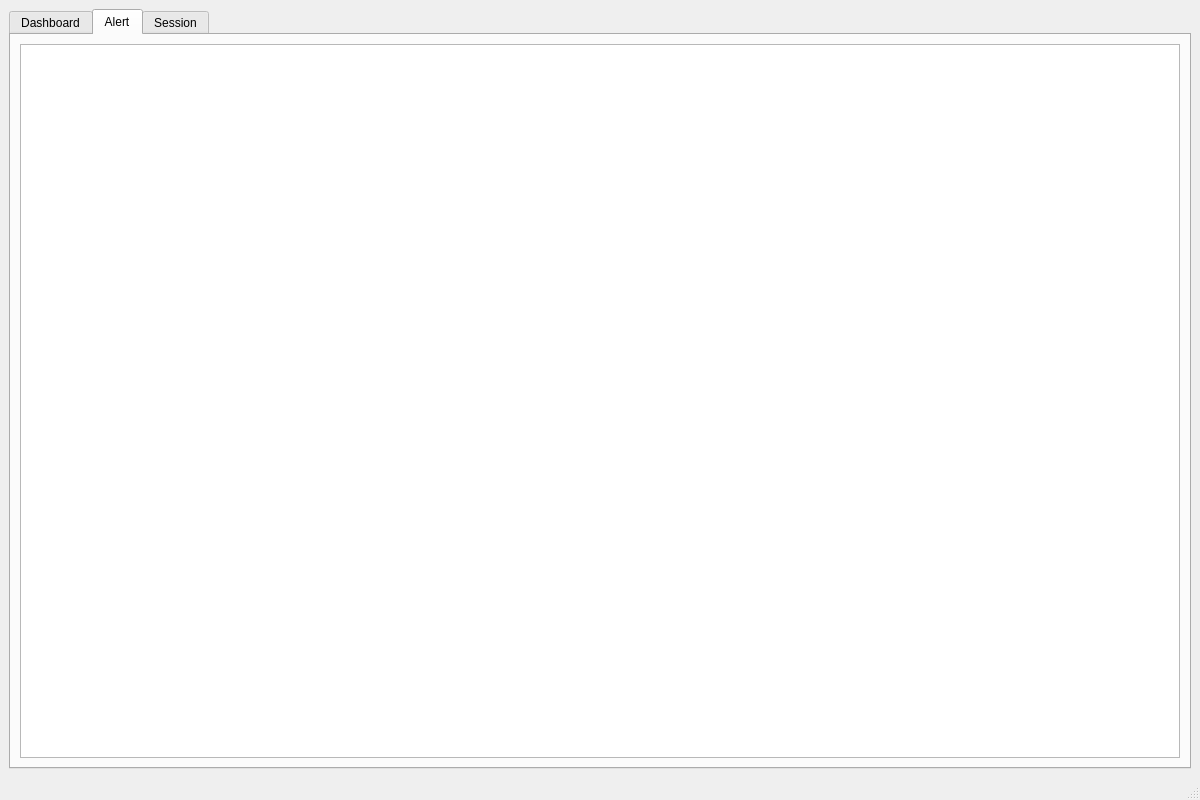
Qt form forms/mainwindow.ui (Henry93s/Argus_IPS_Client) before a commit.
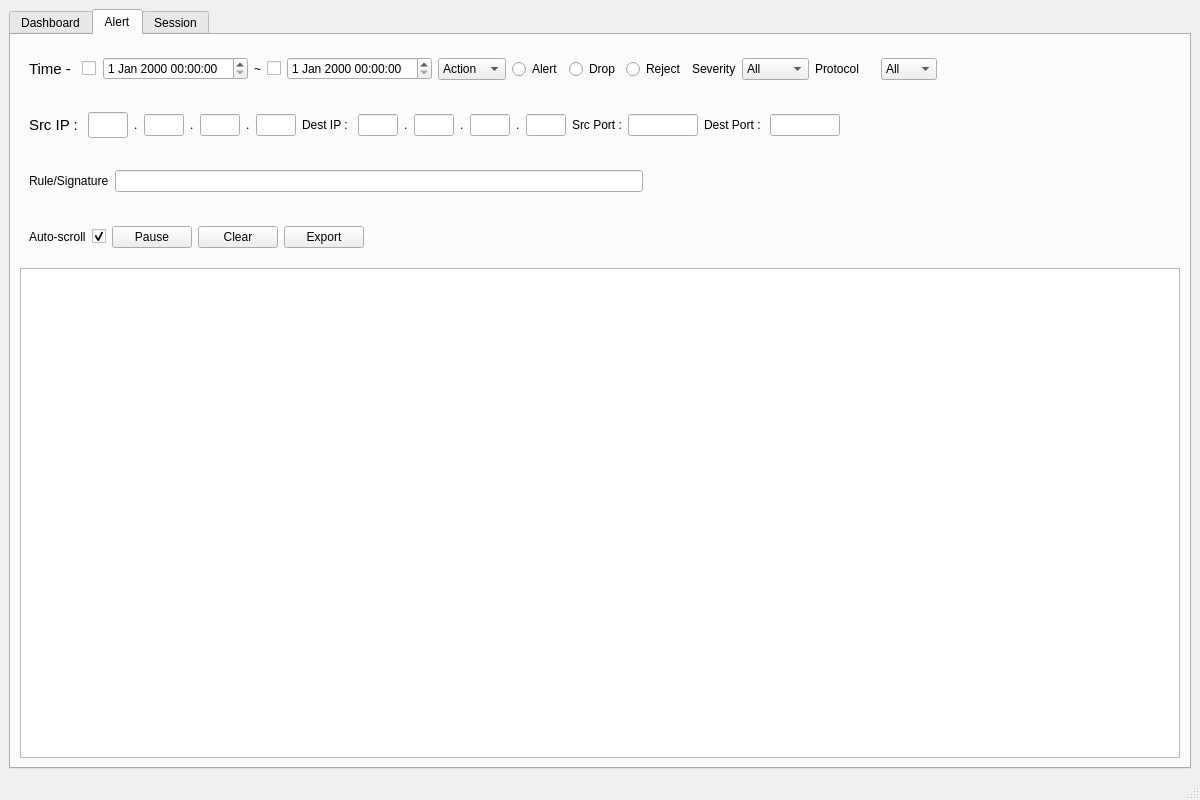
The same form after that commit. The open tabs and pages were chosen to show the change.

Diff of the .ui file:
```diff
--- a/forms/mainwindow.ui
+++ b/forms/mainwindow.ui
@@ -183,7 +183,734 @@
        </attribute>
        <layout class="QVBoxLayout" name="verticalLayout_2">
         <item>
-         <widget class="QListWidget" name="alertList"/>
+         <widget class="QWidget" name="widget" native="true">
+          <property name="sizePolicy">
+           <sizepolicy hsizetype="Expanding" vsizetype="Maximum">
+            <horstretch>0</horstretch>
+            <verstretch>0</verstretch>
+           </sizepolicy>
+          </property>
+          <property name="minimumSize">
+           <size>
+            <width>0</width>
+            <height>50</height>
+           </size>
+          </property>
+          <property name="maximumSize">
+           <size>
+            <width>16777215</width>
+            <height>500</height>
+           </size>
+          </property>
+          <layout class="QHBoxLayout" name="horizontalLayout_3">
+           <item>
+            <widget class="QLabel" name="label_3">
+             <property name="sizePolicy">
+              <sizepolicy hsizetype="Minimum" vsizetype="Preferred">
+               <horstretch>0</horstretch>
+               <verstretch>0</verstretch>
+              </sizepolicy>
+             </property>
+             <property name="maximumSize">
+              <size>
+               <width>60</width>
+               <height>16777215</height>
+              </size>
+             </property>
+             <property name="font">
+              <font>
+               <pointsize>11</pointsize>
+              </font>
+             </property>
+             <property name="text">
+              <string>Time - </string>
+             </property>
+            </widget>
+           </item>
+           <item>
+            <widget class="QCheckBox" name="dateTimeFromOnOff">
+             <property name="minimumSize">
+              <size>
+               <width>15</width>
+               <height>0</height>
+              </size>
+             </property>
+             <property name="maximumSize">
+              <size>
+               <width>15</width>
+               <height>16777215</height>
+              </size>
+             </property>
+             <property name="text">
+              <string/>
+             </property>
+            </widget>
+           </item>
+           <item>
+            <widget class="QDateTimeEdit" name="dateTimeFrom"/>
+           </item>
+           <item>
+            <widget class="QLabel" name="label_4">
+             <property name="maximumSize">
+              <size>
+               <width>10</width>
+               <height>16777215</height>
+              </size>
+             </property>
+             <property name="text">
+              <string>~</string>
+             </property>
+            </widget>
+           </item>
+           <item>
+            <widget class="QCheckBox" name="dateTimeUntilOnOff">
+             <property name="maximumSize">
+              <size>
+               <width>15</width>
+               <height>16777215</height>
+              </size>
+             </property>
+             <property name="text">
+              <string/>
+             </property>
+            </widget>
+           </item>
+           <item>
+            <widget class="QDateTimeEdit" name="dateTimeUntil"/>
+           </item>
+           <item>
+            <widget class="QComboBox" name="comboBox">
+             <item>
+              <property name="text">
+               <string>Action</string>
+              </property>
+             </item>
+             <item>
+              <property name="text">
+               <string>Accept</string>
+              </property>
+             </item>
+             <item>
+              <property name="text">
+               <string>Drop</string>
+              </property>
+             </item>
+            </widget>
+           </item>
+           <item>
+            <widget class="QRadioButton" name="radioAlert">
+             <property name="maximumSize">
+              <size>
+               <width>60</width>
+               <height>16777215</height>
+              </size>
+             </property>
+             <property name="text">
+              <string>Alert</string>
+             </property>
+            </widget>
+           </item>
+           <item>
+            <widget class="QRadioButton" name="radioDrop">
+             <property name="maximumSize">
+              <size>
+               <width>60</width>
+               <height>16777215</height>
+              </size>
+             </property>
+             <property name="text">
+              <string>Drop</string>
+             </property>
+            </widget>
+           </item>
+           <item>
+            <widget class="QRadioButton" name="radioReject">
+             <property name="maximumSize">
+              <size>
+               <width>70</width>
+               <height>16777215</height>
+              </size>
+             </property>
+             <property name="text">
+              <string>Reject</string>
+             </property>
+            </widget>
+           </item>
+           <item>
+            <widget class="QLabel" name="label_16">
+             <property name="text">
+              <string>Severity</string>
+             </property>
+            </widget>
+           </item>
+           <item>
+            <widget class="QComboBox" name="SeveritySelect">
+             <property name="currentText">
+              <string>All</string>
+             </property>
+             <item>
+              <property name="text">
+               <string>All</string>
+              </property>
+             </item>
+             <item>
+              <property name="text">
+               <string>Low</string>
+              </property>
+             </item>
+             <item>
+              <property name="text">
+               <string>High</string>
+              </property>
+             </item>
+             <item>
+              <property name="text">
+               <string>Critical</string>
+              </property>
+             </item>
+            </widget>
+           </item>
+           <item>
+            <widget class="QLabel" name="protocolName">
+             <property name="sizePolicy">
+              <sizepolicy hsizetype="Maximum" vsizetype="Preferred">
+               <horstretch>0</horstretch>
+               <verstretch>0</verstretch>
+              </sizepolicy>
+             </property>
+             <property name="minimumSize">
+              <size>
+               <width>60</width>
+               <height>0</height>
+              </size>
+             </property>
+             <property name="text">
+              <string>Protocol</string>
+             </property>
+            </widget>
+           </item>
+           <item>
+            <widget class="QComboBox" name="ProtocolSelect">
+             <item>
+              <property name="text">
+               <string>All</string>
+              </property>
+             </item>
+             <item>
+              <property name="text">
+               <string>TCP</string>
+              </property>
+             </item>
+             <item>
+              <property name="text">
+               <string>UDP</string>
+              </property>
+             </item>
+             <item>
+              <property name="text">
+               <string>Http</string>
+              </property>
+             </item>
+            </widget>
+           </item>
+           <item>
+            <spacer name="horizontalSpacer_2">
+             <property name="orientation">
+              <enum>Qt::Orientation::Horizontal</enum>
+             </property>
+             <property name="sizeType">
+              <enum>QSizePolicy::Policy::Expanding</enum>
+             </property>
+             <property name="sizeHint" stdset="0">
+              <size>
+               <width>30</width>
+               <height>20</height>
+              </size>
+             </property>
+            </spacer>
+           </item>
+          </layout>
+         </widget>
+        </item>
+        <item>
+         <widget class="QWidget" name="widget_2" native="true">
+          <property name="sizePolicy">
+           <sizepolicy hsizetype="Expanding" vsizetype="Maximum">
+            <horstretch>0</horstretch>
+            <verstretch>0</verstretch>
+           </sizepolicy>
+          </property>
+          <property name="minimumSize">
+           <size>
+            <width>0</width>
+            <height>50</height>
+           </size>
+          </property>
+          <property name="maximumSize">
+           <size>
+            <width>16777215</width>
+            <height>50</height>
+           </size>
+          </property>
+          <layout class="QHBoxLayout" name="horizontalLayout_2">
+           <item>
+            <widget class="QLabel" name="label_6">
+             <property name="sizePolicy">
+              <sizepolicy hsizetype="Maximum" vsizetype="Preferred">
+               <horstretch>0</horstretch>
+               <verstretch>0</verstretch>
+              </sizepolicy>
+             </property>
+             <property name="font">
+              <font>
+               <pointsize>11</pointsize>
+              </font>
+             </property>
+             <property name="text">
+              <string>Src IP : </string>
+             </property>
+            </widget>
+           </item>
+           <item>
+            <widget class="QLineEdit" name="SrcIP1">
+             <property name="sizePolicy">
+              <sizepolicy hsizetype="Maximum" vsizetype="Fixed">
+               <horstretch>0</horstretch>
+               <verstretch>0</verstretch>
+              </sizepolicy>
+             </property>
+             <property name="minimumSize">
+              <size>
+               <width>40</width>
+               <height>0</height>
+              </size>
+             </property>
+             <property name="maximumSize">
+              <size>
+               <width>40</width>
+               <height>16777215</height>
+              </size>
+             </property>
+             <property name="font">
+              <font>
+               <pointsize>11</pointsize>
+              </font>
+             </property>
+            </widget>
+           </item>
+           <item>
+            <widget class="QLabel" name="label_7">
+             <property name="sizePolicy">
+              <sizepolicy hsizetype="Minimum" vsizetype="Preferred">
+               <horstretch>0</horstretch>
+               <verstretch>0</verstretch>
+              </sizepolicy>
+             </property>
+             <property name="maximumSize">
+              <size>
+               <width>15</width>
+               <height>16777215</height>
+              </size>
+             </property>
+             <property name="text">
+              <string>.</string>
+             </property>
+            </widget>
+           </item>
+           <item>
+            <widget class="QLineEdit" name="SrcIP2">
+             <property name="sizePolicy">
+              <sizepolicy hsizetype="Maximum" vsizetype="Fixed">
+               <horstretch>0</horstretch>
+               <verstretch>0</verstretch>
+              </sizepolicy>
+             </property>
+             <property name="minimumSize">
+              <size>
+               <width>40</width>
+               <height>0</height>
+              </size>
+             </property>
+             <property name="maximumSize">
+              <size>
+               <width>40</width>
+               <height>16777215</height>
+              </size>
+             </property>
+            </widget>
+           </item>
+           <item>
+            <widget class="QLabel" name="label_8">
+             <property name="sizePolicy">
+              <sizepolicy hsizetype="Minimum" vsizetype="Preferred">
+               <horstretch>0</horstretch>
+               <verstretch>0</verstretch>
+              </sizepolicy>
+             </property>
+             <property name="maximumSize">
+              <size>
+               <width>15</width>
+               <height>16777215</height>
+              </size>
+             </property>
+             <property name="text">
+              <string>.</string>
+             </property>
+            </widget>
+           </item>
+           <item>
+            <widget class="QLineEdit" name="SrcIP3">
+             <property name="sizePolicy">
+              <sizepolicy hsizetype="Maximum" vsizetype="Fixed">
+               <horstretch>0</horstretch>
+               <verstretch>0</verstretch>
+              </sizepolicy>
+             </property>
+             <property name="minimumSize">
+              <size>
+               <width>40</width>
+               <height>0</height>
+              </size>
+             </property>
+             <property name="maximumSize">
+              <size>
+               <width>40</width>
+               <height>16777215</height>
+              </size>
+             </property>
+            </widget>
+           </item>
+           <item>
+            <widget class="QLabel" name="label_9">
+             <property name="text">
+              <string>.</string>
+             </property>
+            </widget>
+           </item>
+           <item>
+            <widget class="QLineEdit" name="SrcIP4">
+             <property name="sizePolicy">
+              <sizepolicy hsizetype="Maximum" vsizetype="Fixed">
+               <horstretch>0</horstretch>
+               <verstretch>0</verstretch>
+              </sizepolicy>
+             </property>
+             <property name="minimumSize">
+              <size>
+               <width>40</width>
+               <height>0</height>
+              </size>
+             </property>
+             <property name="maximumSize">
+              <size>
+               <width>40</width>
+               <height>16777215</height>
+              </size>
+             </property>
+            </widget>
+           </item>
+           <item>
+            <widget class="QLabel" name="label_10">
+             <property name="text">
+              <string>Dest IP : </string>
+             </property>
+            </widget>
+           </item>
+           <item>
+            <widget class="QLineEdit" name="DestIP1">
+             <property name="sizePolicy">
+              <sizepolicy hsizetype="Maximum" vsizetype="Fixed">
+               <horstretch>0</horstretch>
+               <verstretch>0</verstretch>
+              </sizepolicy>
+             </property>
+             <property name="minimumSize">
+              <size>
+               <width>40</width>
+               <height>0</height>
+              </size>
+             </property>
+             <property name="maximumSize">
+              <size>
+               <width>40</width>
+               <height>16777215</height>
+              </size>
+             </property>
+            </widget>
+           </item>
+           <item>
+            <widget class="QLabel" name="label_11">
+             <property name="text">
+              <string>.</string>
+             </property>
+            </widget>
+           </item>
+           <item>
+            <widget class="QLineEdit" name="DestIP2">
+             <property name="sizePolicy">
+              <sizepolicy hsizetype="Maximum" vsizetype="Fixed">
+               <horstretch>0</horstretch>
+               <verstretch>0</verstretch>
+              </sizepolicy>
+             </property>
+             <property name="minimumSize">
+              <size>
+               <width>40</width>
+               <height>0</height>
+              </size>
+             </property>
+             <property name="maximumSize">
+              <size>
+               <width>40</width>
+               <height>16777215</height>
+              </size>
+             </property>
+            </widget>
+           </item>
+           <item>
+            <widget class="QLabel" name="label_12">
+             <property name="text">
+              <string>.</string>
+             </property>
+            </widget>
+           </item>
+           <item>
+            <widget class="QLineEdit" name="DestIP3">
+             <property name="sizePolicy">
+              <sizepolicy hsizetype="Maximum" vsizetype="Fixed">
+               <horstretch>0</horstretch>
+               <verstretch>0</verstretch>
+              </sizepolicy>
+             </property>
+             <property name="minimumSize">
+              <size>
+               <width>40</width>
+               <height>0</height>
+              </size>
+             </property>
+             <property name="maximumSize">
+              <size>
+               <width>40</width>
+               <height>16777215</height>
+              </size>
+             </property>
+            </widget>
+           </item>
+           <item>
+            <widget class="QLabel" name="label_13">
+             <property name="text">
+              <string>.</string>
+             </property>
+            </widget>
+           </item>
+           <item>
+            <widget class="QLineEdit" name="DestIP4">
+             <property name="sizePolicy">
+              <sizepolicy hsizetype="Maximum" vsizetype="Fixed">
+               <horstretch>0</horstretch>
+               <verstretch>0</verstretch>
+              </sizepolicy>
+             </property>
+             <property name="minimumSize">
+              <size>
+               <width>40</width>
+               <height>0</height>
+              </size>
+             </property>
+             <property name="maximumSize">
+              <size>
+               <width>40</width>
+               <height>16777215</height>
+              </size>
+             </property>
+            </widget>
+           </item>
+           <item>
+            <widget class="QLabel" name="label_14">
+             <property name="text">
+              <string>Src Port :</string>
+             </property>
+            </widget>
+           </item>
+           <item>
+            <widget class="QLineEdit" name="SrcPort">
+             <property name="sizePolicy">
+              <sizepolicy hsizetype="Maximum" vsizetype="Fixed">
+               <horstretch>0</horstretch>
+               <verstretch>0</verstretch>
+              </sizepolicy>
+             </property>
+             <property name="maximumSize">
+              <size>
+               <width>70</width>
+               <height>16777215</height>
+              </size>
+             </property>
+            </widget>
+           </item>
+           <item>
+            <widget class="QLabel" name="label_15">
+             <property name="text">
+              <string>Dest Port : </string>
+             </property>
+            </widget>
+           </item>
+           <item>
+            <widget class="QLineEdit" name="DestPort">
+             <property name="sizePolicy">
+              <sizepolicy hsizetype="Maximum" vsizetype="Fixed">
+               <horstretch>0</horstretch>
+               <verstretch>0</verstretch>
+              </sizepolicy>
+             </property>
+             <property name="maximumSize">
+              <size>
+               <width>70</width>
+               <height>16777215</height>
+              </size>
+             </property>
+            </widget>
+           </item>
+           <item>
+            <spacer name="horizontalSpacer_4">
+             <property name="orientation">
+              <enum>Qt::Orientation::Horizontal</enum>
+             </property>
+             <property name="sizeHint" stdset="0">
+              <size>
+               <width>40</width>
+               <height>20</height>
+              </size>
+             </property>
+            </spacer>
+           </item>
+          </layout>
+         </widget>
+        </item>
+        <item>
+         <widget class="QWidget" name="widget_3" native="true">
+          <property name="sizePolicy">
+           <sizepolicy hsizetype="Expanding" vsizetype="Maximum">
+            <horstretch>0</horstretch>
+            <verstretch>0</verstretch>
+           </sizepolicy>
+          </property>
+          <property name="minimumSize">
+           <size>
+            <width>0</width>
+            <height>50</height>
+           </size>
+          </property>
+          <property name="maximumSize">
+           <size>
+            <width>16777215</width>
+            <height>50</height>
+           </size>
+          </property>
+          <layout class="QHBoxLayout" name="horizontalLayout_4">
+           <item>
+            <widget class="QLabel" name="label_2">
+             <property name="text">
+              <string>Rule/Signature</string>
+             </property>
+            </widget>
+           </item>
+           <item>
+            <widget class="QLineEdit" name="lineEdit"/>
+           </item>
+           <item>
+            <spacer name="horizontalSpacer_6">
+             <property name="orientation">
+              <enum>Qt::Orientation::Horizontal</enum>
+             </property>
+             <property name="sizeHint" stdset="0">
+              <size>
+               <width>511</width>
+               <height>20</height>
+              </size>
+             </property>
+            </spacer>
+           </item>
+          </layout>
+         </widget>
+        </item>
+        <item>
+         <widget class="QWidget" name="widget_4" native="true">
+          <property name="sizePolicy">
+           <sizepolicy hsizetype="Preferred" vsizetype="Maximum">
+            <horstretch>0</horstretch>
+            <verstretch>0</verstretch>
+           </sizepolicy>
+          </property>
+          <property name="minimumSize">
+           <size>
+            <width>0</width>
+            <height>50</height>
+           </size>
+          </property>
+          <property name="maximumSize">
+           <size>
+            <width>16777215</width>
+            <height>50</height>
+           </size>
+          </property>
+          <layout class="QHBoxLayout" name="horizontalLayout_5">
+           <item>
+            <widget class="QLabel" name="label_5">
+             <property name="text">
+              <string>Auto-scroll</string>
+             </property>
+            </widget>
+           </item>
+           <item>
+            <widget class="QCheckBox" name="checkBox_3">
+             <property name="text">
+              <string/>
+             </property>
+             <property name="checked">
+              <bool>true</bool>
+             </property>
+            </widget>
+           </item>
+           <item>
+            <widget class="QPushButton" name="pushButton">
+             <property name="text">
+              <string>Pause</string>
+             </property>
+            </widget>
+           </item>
+           <item>
+            <widget class="QPushButton" name="pushButton_2">
+             <property name="text">
+              <string>Clear</string>
+             </property>
+            </widget>
+           </item>
+           <item>
+            <widget class="QPushButton" name="pushButton_3">
+             <property name="text">
+              <string>Export</string>
+             </property>
+            </widget>
+           </item>
+           <item>
+            <spacer name="horizontalSpacer_8">
+             <property name="orientation">
+              <enum>Qt::Orientation::Horizontal</enum>
+             </property>
+             <property name="sizeHint" stdset="0">
+              <size>
+               <width>781</width>
+               <height>20</height>
+              </size>
+             </property>
+            </spacer>
+           </item>
+          </layout>
+         </widget>
+        </item>
+        <item>
+         <widget class="QListWidget" name="AlertList"/>
         </item>
        </layout>
       </widget>
```
Left out of the diff: 8 changed lines with no effect on the pictures.
